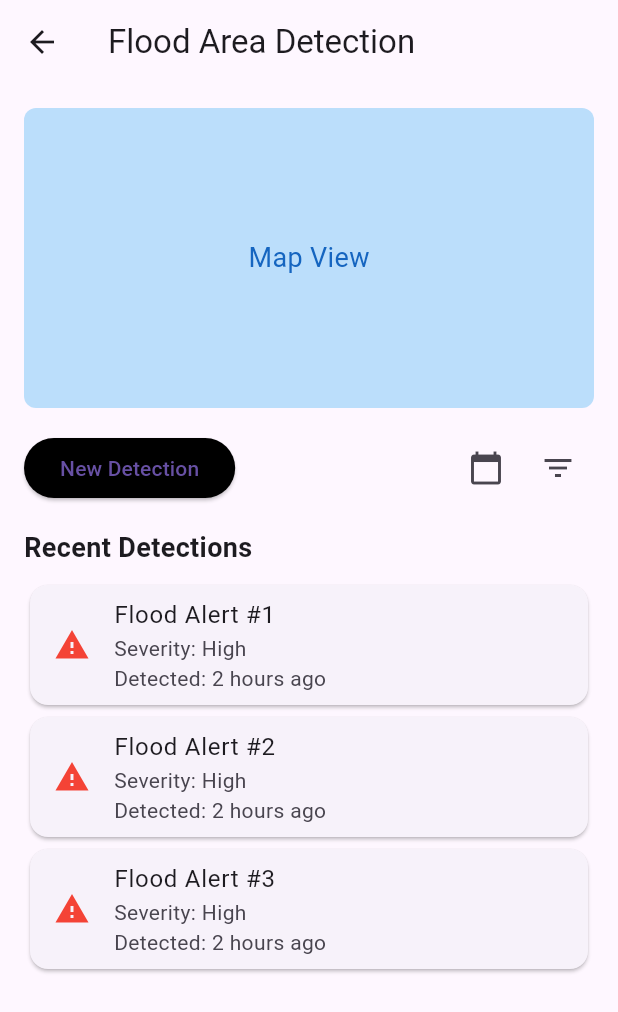
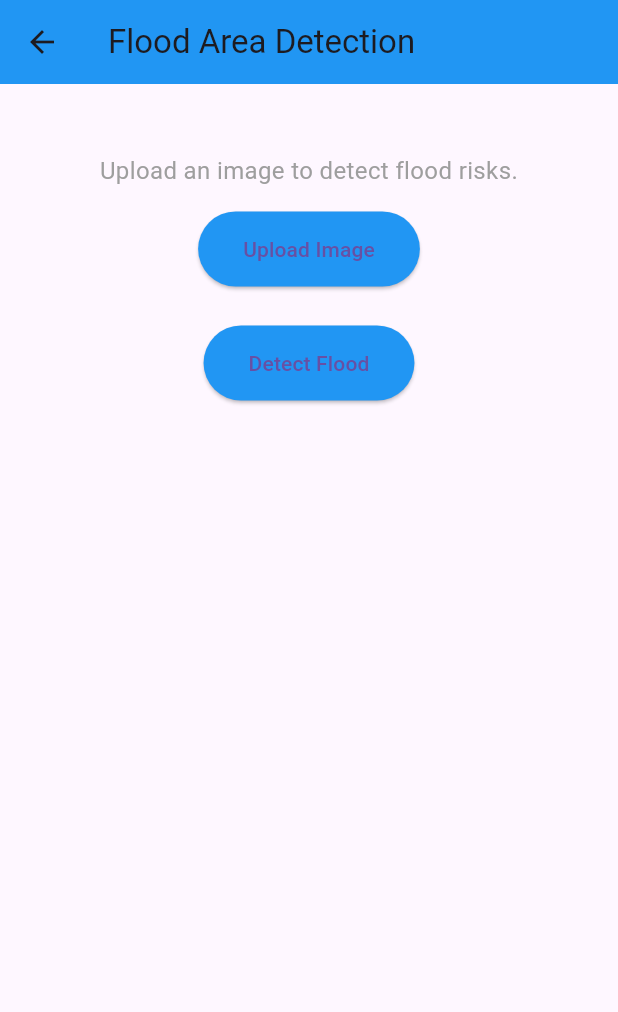
Before and after one commit to patelkiran185/SARAI, a Flutter app: the FloodAreaDetectionScreen screen opened directly, on a phone screen of 412 x 824 dp. Shown: the top 1012 px of the screen. Run offline on Flutter 3.47's test engine with Material 3 defaults, Android fonts, the phone set to English and light mode, and no system bars; our stand-ins replace cloud_firestore, firebase_auth, firebase_core, flutter_dotenv, gallery_saver, google_sign_in and 3 more; missing offline and left inert: email_otp, github_signin_promax, twilio_flutter; accounts and stored records are empty.

Commit message:
added app.py

```diff
--- a/lib/sub-screens/flooddet.dart
+++ b/lib/sub-screens/flooddet.dart
@@ -1,101 +1,215 @@
+import 'dart:convert';
+import 'dart:typed_data';
 import 'package:flutter/material.dart';
+import 'package:flutter_dotenv/flutter_dotenv.dart';
+import 'package:http/http.dart' as http;
+import 'package:image_picker/image_picker.dart';
+class FloodAreaDetectionScreen extends StatefulWidget {
+  const FloodAreaDetectionScreen({super.key});
+  @override
+  State<FloodAreaDetectionScreen> createState() =>
+      _FloodAreaDetectionScreenState();
+}
+class _FloodAreaDetectionScreenState extends State<FloodAreaDetectionScreen> {
+  Uint8List? _selectedImageBytes;
+  Uint8List? _processedImageBytes;
+  String? _resultText;
+  bool _isLoading = false;
 
-class FloodAreaDetectionScreen extends StatelessWidget {
-  const FloodAreaDetectionScreen({super.key});
+  final ImagePicker _picker = ImagePicker();
+
+  Future<void> _uploadImage() async {
+    final pickedFile = await _picker.pickImage(source: ImageSource.gallery);
+    if (pickedFile != null) {
+      final bytes = await pickedFile.readAsBytes();
+      setState(() {
+        _selectedImageBytes = bytes;
+        _processedImageBytes = null;
+        _resultText = null;
+      });
+    }
+  }
+
+  Future<void> _detectFlood() async {
+    if (_selectedImageBytes == null) {
+      ScaffoldMessenger.of(context).showSnackBar(
+        const SnackBar(content: Text("Please upload an image first.")),
+      );
+      return;
+    }
+
+    try {
+      setState(() {
+        _isLoading = true;
+      });
+
+      final request = http.MultipartRequest(
+        'POST',
+        Uri.parse(
+            "${dotenv.env['BACKEND_URL']}/detect"),
+      );
+      request.files.add(http.MultipartFile.fromBytes(
+        'image',
+        _selectedImageBytes!,
+        filename: 'image.jpg',
+      ));
+
+      final response = await http.Response.fromStream(await request.send());
+
+      if (response.statusCode == 200) {
+        setState(() {
+          _resultText = "Flood Detection Complete!";
+          _processedImageBytes = response.bodyBytes;
+        });
+      } else {
+        throw Exception("Error from server: ${response.body}");
+      }
+    } catch (e) {
+      ScaffoldMessenger.of(context).showSnackBar(
+        SnackBar(content: Text("Error: $e")),
+      );
+    } finally {
+      setState(() {
+        _isLoading = false;
+      });
+    }
+  }
+
+  void _clearImage() {
+    setState(() {
+      _selectedImageBytes = null;
+      _processedImageBytes = null;
+      _resultText = null;
+    });
+  }
 
   @override
   Widget build(BuildContext context) {
     return Scaffold(
       appBar: AppBar(
+        title: const Text('Flood Area Detection'),
         leading: IconButton(
           icon: const Icon(Icons.arrow_back),
-          onPressed: () => Navigator.of(context).pop(),
+          onPressed: () {
+            Navigator.of(context).pop();
+          },
         ),
-        title: const Text('Flood Area Detection'),
+        backgroundColor: Colors.blue,
       ),
-      body: Padding(
+      body: SingleChildScrollView(
+        child: Padding(
           padding: const EdgeInsets.all(16.0),
           child: Column(
-          crossAxisAlignment: CrossAxisAlignment.start,
+            crossAxisAlignment: CrossAxisAlignment.stretch,
             children: [
-            _buildMapView(),
+              // Title and Instructions
+              const Padding(
+                padding: EdgeInsets.only(top: 10, bottom: 20),
+              ),
+              const Text(
+                "Upload an image to detect flood risks.",
+                style: TextStyle(fontSize: 16, color: Colors.grey),
+                textAlign: TextAlign.center,
+              ),
               const SizedBox(height: 16),
-            _buildDetectionControls(),
+
+              // Buttons
+              Center(
+                child: ElevatedButton(
+                  onPressed: _isLoading ? null : _uploadImage,
+                  style: ElevatedButton.styleFrom(
+                    backgroundColor: Colors.blue,
+                    padding: const EdgeInsets.symmetric(
+                        vertical: 15, horizontal: 30),
+                  ),
+                  child: const Text("Upload Image"),
+                ),
+              ),
+              const SizedBox(height: 10),
+              if (_selectedImageBytes != null)
+                Center(
+                  child: ElevatedButton(
+                    onPressed: _isLoading ? null : _clearImage,
+                    style: ElevatedButton.styleFrom(
+                      backgroundColor: Colors.red,
+                      padding: const EdgeInsets.symmetric(
+                          vertical: 15, horizontal: 30),
+                    ),
+                    child: const Text("Clear Image"),
+                  ),
+                ),
               const SizedBox(height: 16),
+
+              // Show Uploaded Image
+              if (_selectedImageBytes != null) ...[
                 const Text(
-              'Recent Detections',
-              style: TextStyle(fontSize: 18, fontWeight: FontWeight.bold),
+                  "Uploaded Image",
+                  style: TextStyle(fontSize: 16, fontWeight: FontWeight.bold),
                 ),
                 const SizedBox(height: 8),
-            Expanded(
-              child: _buildRecentDetectionsList(),
+                Center(
+                  child: SizedBox(
+                    width: 150,
+                    height: 150,
+                    child: Image.memory(
+                      _selectedImageBytes!,
+                      fit: BoxFit.cover,
+                    ),
+                  ),
+                ),
+                const SizedBox(height: 16),
+              ],
+
+              // Detect Button
+              Center(
+                child: ElevatedButton(
+                  onPressed: _isLoading ? null : _detectFlood,
+                  style: ElevatedButton.styleFrom(
+                    backgroundColor: Colors.blue,
+                    padding: const EdgeInsets.symmetric(
+                        vertical: 15, horizontal: 30),
+                  ),
+                  child: const Text("Detect Flood"),
+                ),
+              ),
+              const SizedBox(height: 16),
+
+
+              if (_isLoading) const Center(child: CircularProgressIndicator()),
+
+              // Show Processed Image and Result
+              if (_processedImageBytes != null) ...[
+                const Text(
+                  "Flood Detection Result",
+                  style: TextStyle(fontSize: 16, fontWeight: FontWeight.bold),
+                ),
+                const SizedBox(height: 8),
+                Center(
+                  child: SizedBox(
+                    width: 150,
+                    height: 150,
+                    child: Image.memory(
+                      _processedImageBytes!,
+                      fit: BoxFit.cover,
+                    ),
+                  ),
+                ),
+                const SizedBox(height: 16),
+              ],
+              if (_resultText != null)
+                Text(
+                  _resultText!,
+                  textAlign: TextAlign.center,
+                  style: TextStyle(
+                    fontSize: 18,
+                    fontWeight: FontWeight.bold,
+                    color: _resultText!.contains("Flood Detected")
+                        ? Colors.red
+                        : Colors.green,
+                  ),
                 ),
             ],
           ),
-      ),
-    );
-  }
-
-  Widget _buildMapView() {
-    return Container(
-      height: 200,
-      decoration: BoxDecoration(
-        color: Colors.blue[100],
-        borderRadius: BorderRadius.circular(8),
-      ),
-      child: Center(
-        child: Text(
-          'Map View',
-          style: TextStyle(fontSize: 18, color: Colors.blue[800]),
-        ),
-      ),
-    );
-  }
-
-  Widget _buildDetectionControls() {
-    return Row(
-      children: [
-        ElevatedButton(
-          onPressed: () {},
-          style: ElevatedButton.styleFrom(
-            backgroundColor: Colors.black,
-          ),
-          child: Text('New Detection'),
-        ),
-        const Spacer(),
-        IconButton(
-          icon: const Icon(Icons.calendar_today),
-          onPressed: () {},
-        ),
-        IconButton(
-          icon: const Icon(Icons.filter_list),
-          onPressed: () {},
-        ),
-      ],
-    );
-  }
-
-  Widget _buildRecentDetectionsList() {
-    return ListView(
-      children: [
-        _buildDetectionItem('Flood Alert #1', 'High', '2 hours ago'),
-        _buildDetectionItem('Flood Alert #2', 'High', '2 hours ago'),
-        _buildDetectionItem('Flood Alert #3', 'High', '2 hours ago'),
-      ],
-    );
-  }
-
-  Widget _buildDetectionItem(String title, String severity, String timeAgo) {
-    return Card(
-      child: ListTile(
-        leading: const Icon(Icons.warning, color: Colors.red),
-        title: Text(title),
-        subtitle: Column(
-          crossAxisAlignment: CrossAxisAlignment.start,
-          children: [
-            Text('Severity: $severity'),
-            Text('Detected: $timeAgo'),
-          ],
         ),
       ),
     );
```
Also changed, not shown: lib/screens/home_screen.dart (+5 -37 lines), 5 other files. Lines whose indentation alone changed are shown as unchanged.
